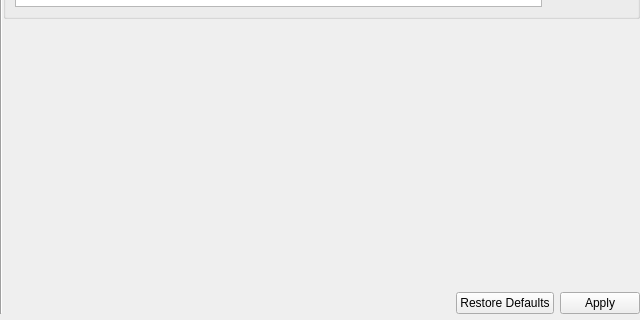
This is ui/abstracttextappearancecolorsandfontssettings.ui in snip89/wsnsim-postprocessor as Qt 5 draws it before an edit; both pictures show x 0 to 640 and y 161 to 481 of the 640 by 481 pixel window. The edited form follows.
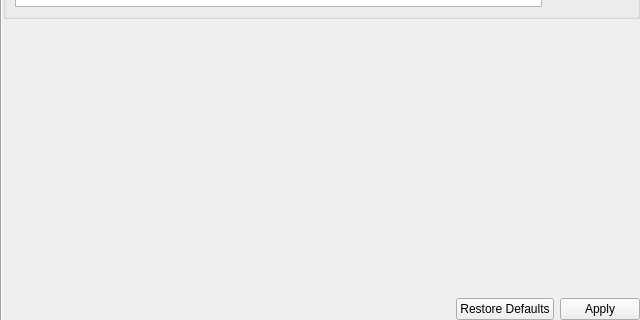
This is the edited form.

```diff
--- a/ui/abstracttextappearancecolorsandfontssettings.ui
+++ b/ui/abstracttextappearancecolorsandfontssettings.ui
@@ -24,7 +24,7 @@
     <number>0</number>
    </property>
    <property name="bottomMargin">
-    <number>6</number>
+    <number>0</number>
    </property>
    <property name="horizontalSpacing">
     <number>0</number>
```
